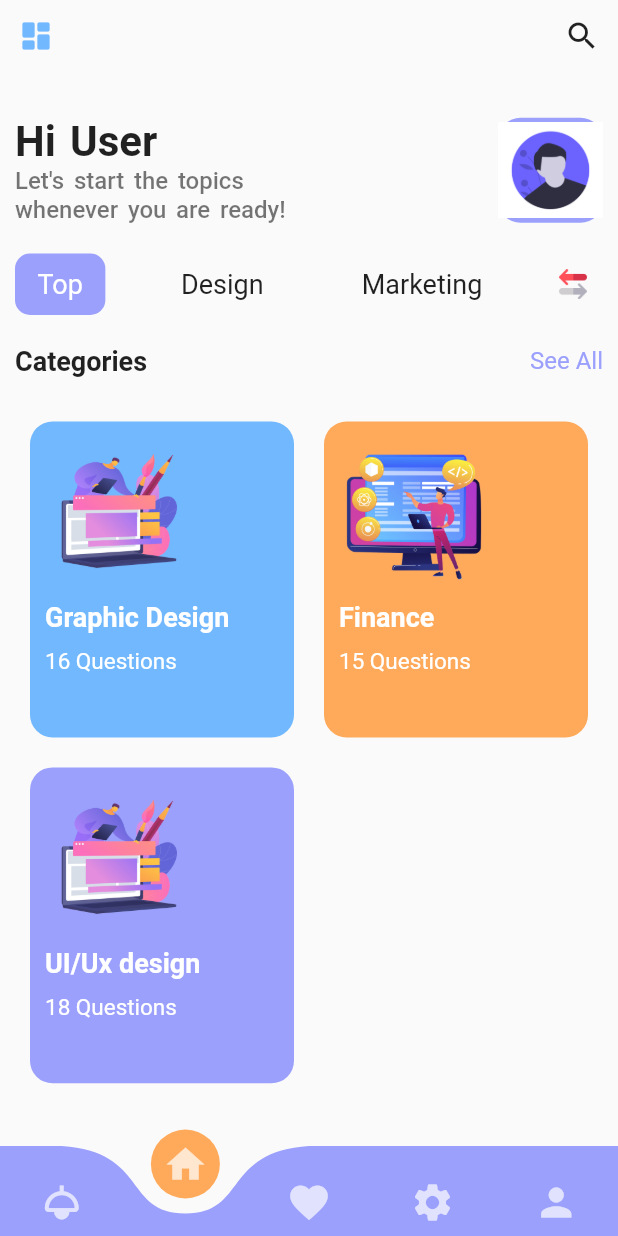
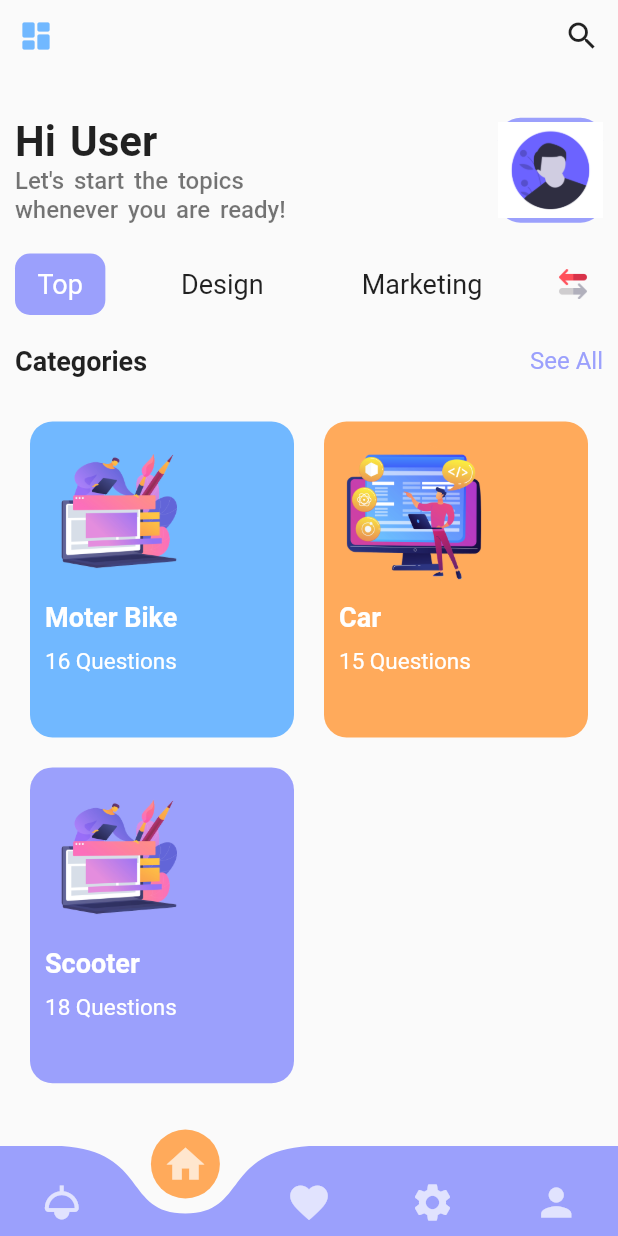
Before and after one commit to rohilrajkarki/quiz, a Flutter app: the HomeScreen screen opened directly, on a phone screen of 412 x 824 dp. Run offline on Flutter 3.47's test engine with Material 2 defaults, Android fonts, the light colour scheme and no system bars; drawn by our look-alikes of curved_navigation_bar.

Commit message:
hint added

```diff
--- a/lib/main.dart
+++ b/lib/main.dart
@@ -1,5 +1,5 @@
 import 'package:flutter/material.dart';
-import 'package:quiz_me/screens/home_screen.dart';
+import 'package:quiz_me/screens/welcome_screen.dart';
 
 void main() {
   runApp(MyApp());
@@ -15,7 +15,7 @@ class MyApp extends StatelessWidget {
       theme: ThemeData(
         primarySwatch: Colors.blue,
       ),
-      home: HomeScreen(),
+      home: WelcomeScreen(),
     );
   }
 }
--- a/lib/model/product_model.dart
+++ b/lib/model/product_model.dart
@@ -21,7 +21,7 @@ List<Product> products = [
   Product(
     questions: questions,
     id: 1,
-    title: "Graphic Design",
+    title: "Moter Bike",
     image: "assets/images/graphics.png",
     color: Color(0xFF71b8ff),
     courses: 16,
@@ -37,7 +37,7 @@ List<Product> products = [
   Product(
     questions: questions1,
     id: 3,
-    title: "Finance",
+    title: "Car",
     image: "assets/images/programming.png",
     color: Color(0xFFffaa5b),
     courses: 15,
@@ -45,7 +45,7 @@ List<Product> products = [
   Product(
     questions: questions,
     id: 4,
-    title: "UI/Ux design",
+    title: "Scooter",
     image: "assets/images/graphics.png",
     color: Color(0xFF9ba0fc),
     courses: 18,
--- a/lib/screens/options_widget.dart
+++ b/lib/screens/options_widget.dart
@@ -59,6 +59,11 @@ class _OptionsWidgetState extends State<OptionsWidget> {
         child: Column(
           children: [
             buildAnswer(option),
+            !widget.question.isLocked
+                ? SizedBox()
+                : option.isCorrect
+                    ? Text(widget.question.solution)
+                    : Text("")
           ],
         ),
       ),
```
